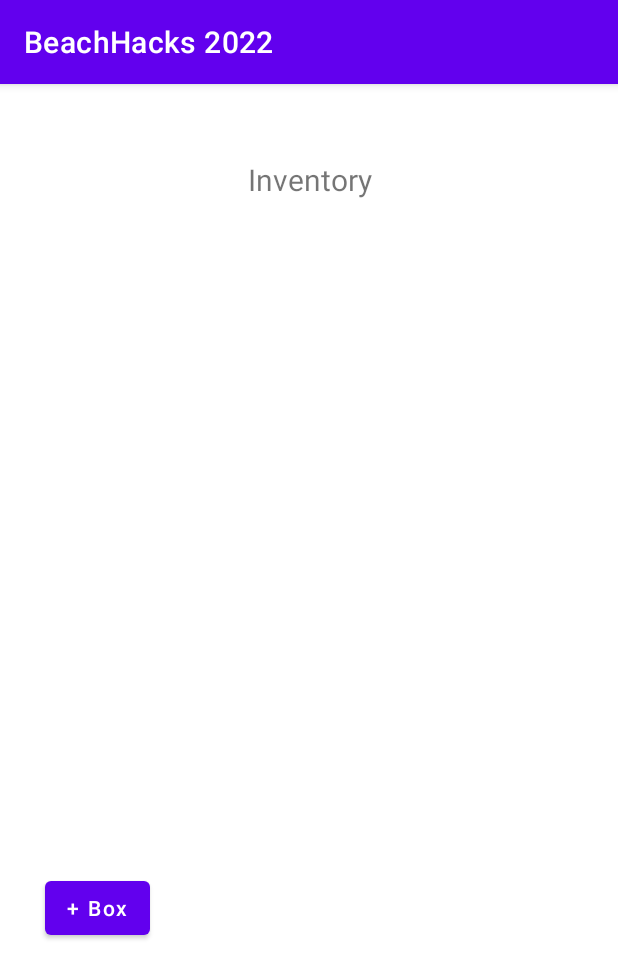
After one commit to smlgrc/BeachHacks-2022, an Android app: the InventoryScreen screen opened directly, with no data from a screen before it, on a phone screen of 412 x 824 dp. The commit adds this screen. Shown: the top 978 px of the screen. Run offline under Robolectric (Android 15) with nearby library versions, the phone set to English and light mode, and no system bars.

Commit message:
added inventory screen, boxes can be created and removed, created a dynamic view box

```diff
--- a/app/src/main/AndroidManifest.xml
+++ b/app/src/main/AndroidManifest.xml
@@ -11,7 +11,10 @@
         android:supportsRtl="true"
         android:theme="@style/Theme.BeachHacks2022">
         <activity
-            android:name=".HangmanGame"
+            android:name=".InventoryScreen"
+            android:exported="false" />
+        <activity
+            android:name=".InsertBoxItems"
             android:exported="false" />
         <activity
             android:name=".MainActivity"
--- a/app/src/main/java/com/example/beachhacks2022/HangmanGame.java
+++ b/app/src/main/java/com/example/beachhacks2022/InsertBoxItems.java
@@ -4,12 +4,14 @@ import androidx.appcompat.app.AppCompatActivity;
 
 import android.os.Bundle;
 
-public class HangmanGame extends AppCompatActivity {
+public class InsertBoxItems extends AppCompatActivity {
 
     @Override
     protected void onCreate(Bundle savedInstanceState) {
         super.onCreate(savedInstanceState);
-        setContentView(R.layout.activity_hangman_game);
+        setContentView(R.layout.activity_add_item);
+
+
 
 
     }
--- /dev/null
+++ b/app/src/main/java/com/example/beachhacks2022/InventoryScreen.java
@@ -0,0 +1,40 @@
+package com.example.beachhacks2022;
+
+import androidx.appcompat.app.AppCompatActivity;
+
+import android.os.Bundle;
+import android.view.View;
+import android.widget.Button;
+import android.widget.ImageView;
+import android.widget.LinearLayout;
+
+public class InventoryScreen extends AppCompatActivity {
+    private LinearLayout layoutList;
+
+    @Override
+    protected void onCreate(Bundle savedInstanceState) {
+        super.onCreate(savedInstanceState);
+        setContentView(R.layout.activity_inventory_screen);
+
+        layoutList = findViewById(R.id.layout_list);
+
+        Button addBox = findViewById(R.id.button_add_box);
+        addBox.setOnClickListener(new View.OnClickListener() {
+            @Override
+            public void onClick(View v) {
+                View boxView = getLayoutInflater().inflate(R.layout.add_box, null,false);
+                ImageView imageClose = (ImageView)boxView.findViewById(R.id.row_remove);
+                layoutList.addView(boxView);
+
+                imageClose.setOnClickListener(new View.OnClickListener() {
+                    @Override
+                    public void onClick(View v) {
+                        layoutList.removeView(boxView);
+                    }
+                });
+
+            }
+        });
+    }
+
+}
--- a/app/src/main/java/com/example/beachhacks2022/MainActivity.java
+++ b/app/src/main/java/com/example/beachhacks2022/MainActivity.java
@@ -14,13 +14,13 @@ public class MainActivity extends AppCompatActivity {
         super.onCreate(savedInstanceState);
         setContentView(R.layout.activity_main);
 
-        Button playHangmanButton = findViewById(R.id.button_playHangman);
+        Button inventoryButton = findViewById(R.id.button_inventory);
 
         //new session button function
-        playHangmanButton.setOnClickListener(new View.OnClickListener() {
+        inventoryButton.setOnClickListener(new View.OnClickListener() {
             @Override
             public void onClick(View v) {
-                Intent intent = new Intent(MainActivity.this, HangmanGame.class);
+                Intent intent = new Intent(MainActivity.this, InventoryScreen.class);
                 startActivity(intent);
             }
         });
--- /dev/null
+++ b/app/src/main/res/drawable/ic_row_delete.xml
@@ -0,0 +1,5 @@
+<vector android:height="24dp" android:tint="#FFFFFF"
+    android:viewportHeight="24" android:viewportWidth="24"
+    android:width="24dp" xmlns:android="http://schemas.android.com/apk/res/android">
+  <path android:fillColor="@android:color/white" android:pathData="M19,6.41L17.59,5 12,10.59 6.41,5 5,6.41 10.59,12 5,17.59 6.41,19 12,13.41 17.59,19 19,17.59 13.41,12z"/>
+</vector>
--- /dev/null
+++ b/app/src/main/res/layout/activity_inventory_screen.xml
@@ -0,0 +1,46 @@
+<?xml version="1.0" encoding="utf-8"?>
+<LinearLayout
+    xmlns:android="http://schemas.android.com/apk/res/android"
+    xmlns:app="http://schemas.android.com/apk/res-auto"
+    xmlns:tools="http://schemas.android.com/tools"
+    android:layout_width="match_parent"
+    android:layout_height="wrap_content"
+    android:paddingBottom="10dp"
+    android:orientation="vertical"
+    tools:context=".InventoryScreen">
+
+    <TextView
+        android:id="@+id/ActivityTitle"
+        android:layout_width="match_parent"
+        android:layout_height="wrap_content"
+        android:layout_marginTop="50dp"
+        android:text="Inventory"
+        android:textAlignment="center"
+        android:textSize="20dp" />
+
+    <ScrollView
+        android:layout_width="match_parent"
+        android:layout_height="438dp">
+
+        <LinearLayout
+            android:id="@+id/layout_list"
+            android:layout_width="match_parent"
+            android:layout_height="wrap_content"
+            android:orientation="vertical">
+
+        </LinearLayout>
+    </ScrollView>
+
+    <Button
+        android:id="@+id/button_add_box"
+        android:layout_width="70dp"
+        android:layout_height="wrap_content"
+        android:layout_marginLeft="30dp"
+        android:layout_marginTop="10dp"
+        android:paddingLeft="5dp"
+        android:paddingRight="5dp"
+        android:text="+ Box"
+        android:textAllCaps="false"
+        android:textColor="@color/white"></Button>
+
+</LinearLayout>
--- a/app/src/main/res/layout/activity_main.xml
+++ b/app/src/main/res/layout/activity_main.xml
@@ -53,11 +53,11 @@
         app:layout_constraintTop_toBottomOf="@+id/textView" />
 
     <Button
-        android:id="@+id/button_playHangman"
+        android:id="@+id/button_inventory"
         android:layout_width="wrap_content"
         android:layout_height="wrap_content"
         android:layout_marginTop="100dp"
-        android:text="Play\nHangman"
+        android:text="Go To\nInventory"
         app:layout_constraintEnd_toEndOf="parent"
         app:layout_constraintHorizontal_bias="0.498"
         app:layout_constraintStart_toStartOf="parent"
```
Also changed, not shown: app/src/main/java/com/example/beachhacks2022/Box.java (added, +9 -0 lines), app/src/main/res/layout/activity_add_item.xml (added, +48 -0 lines), app/src/main/res/layout/activity_hangman_game.xml (deleted, +0 -20 lines), app/src/main/res/layout/add_box.xml (added, +57 -0 lines).
